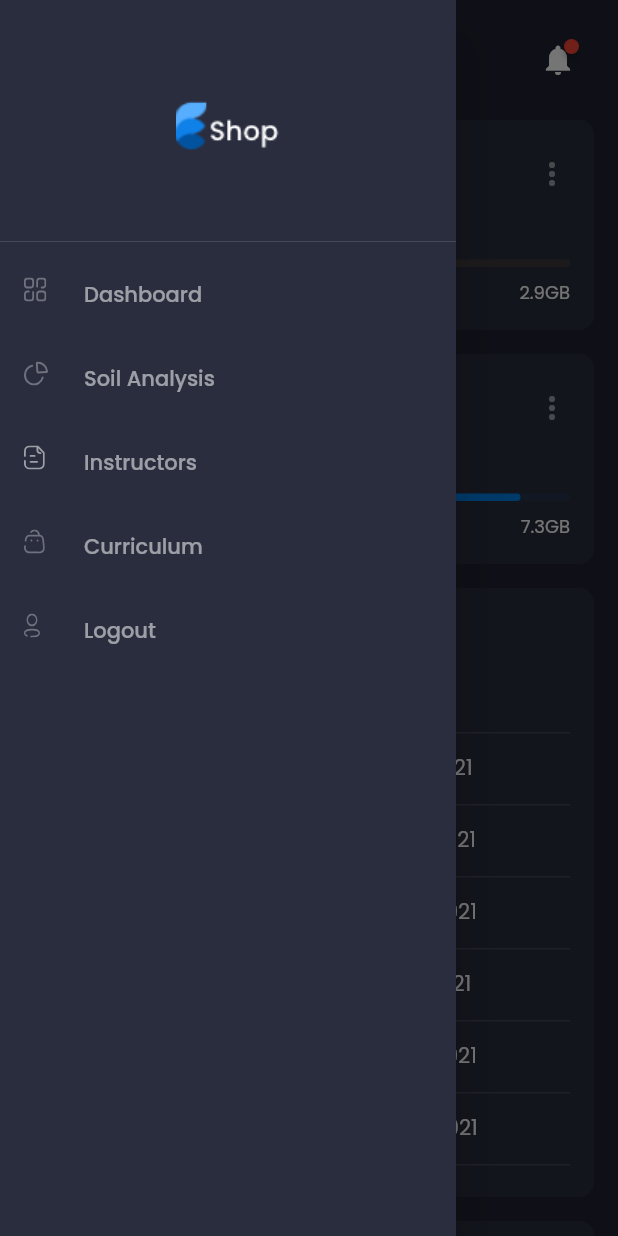
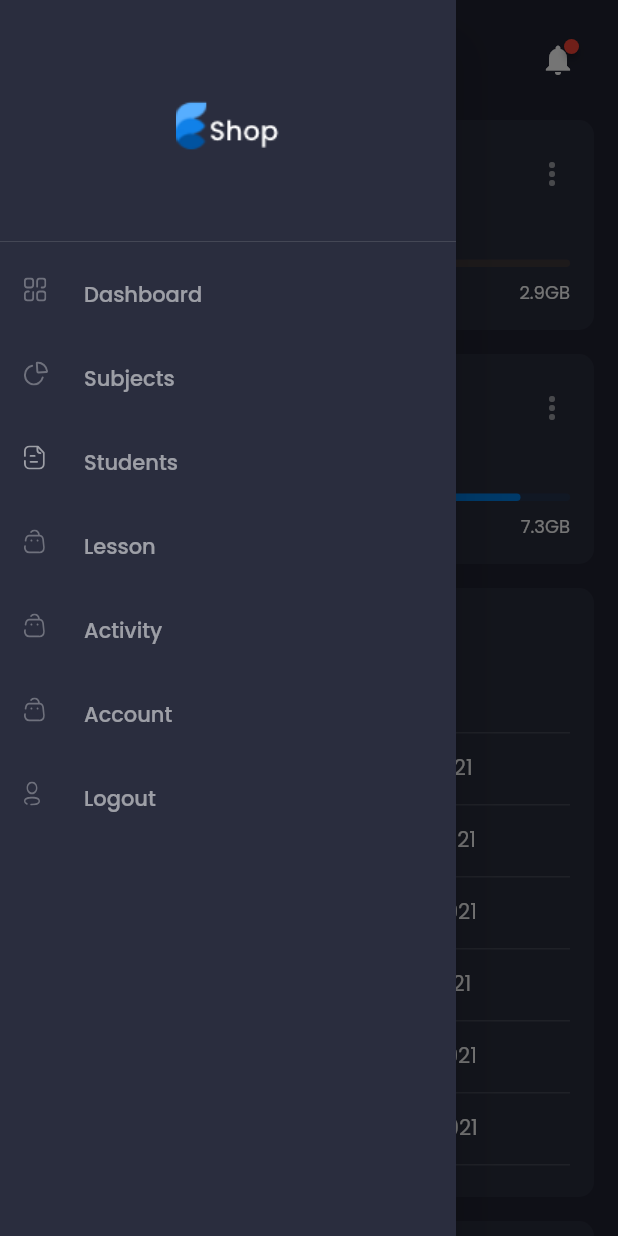
Before and after one commit to letsclode/fertilizer, a Flutter app: the screen it shows once a user with an empty profile is signed in, in the side drawer, after a tap on "Dashboard", on a phone screen of 412 x 824 dp. Run offline on Flutter 3.47's test engine with Material 2 defaults, Android fonts, the phone set to English and light mode, and no system bars; drawn by our look-alikes of badges, data_table_2; our stand-ins replace cloud_firestore, equatable, firebase_auth, firebase_core, firebase_messaging, fl_chart and 5 more; accounts and stored records are empty; generated files the repository leaves out were written again; project files that could hold a hidden picture were left out.

Commit message:
menu for routing

```diff
--- a/lib/src/design/screens/main/components/side_menu.dart
+++ b/lib/src/design/screens/main/components/side_menu.dart
@@ -1,9 +1,11 @@
 import 'package:flutter/material.dart';
 import 'package:flutter_riverpod/flutter_riverpod.dart';
 import 'package:flutter_svg/flutter_svg.dart';
+import 'package:go_router/go_router.dart';
 import 'package:starter_architecture_flutter_firebase/src/localization/string_hardcoded.dart';
 import 'package:starter_architecture_flutter_firebase/src/utils/async_value_ui.dart';
 import '../../../../features/authentication/presentation/account/account_screen_controller.dart';
+import '../../../../routing/app_router.dart';
 import '../../../../utils/alert_dialogs.dart';
 
 class SideMenu extends ConsumerWidget {
@@ -28,29 +30,39 @@ class SideMenu extends ConsumerWidget {
           DrawerListTile(
             title: "Dashboard",
             svgSrc: "assets/icons/menu_dashbord.svg",
-            press: () {},
+            press: () {
+              context.goNamed(AppRoute.jobs.name);
+            },
           ),
-          // DrawerListTile(
-          //   title: "Transaction",
-          //   svgSrc: "assets/icons/menu_tran.svg",
-          //   press: () {},
-          // ),
           DrawerListTile(
-            title: "Soil Analysis",
+            title: "Subjects",
             svgSrc: "assets/icons/menu_task.svg",
+            press: () {
+              context.goNamed(AppRoute.entries.name);
+            },
+          ),
+          DrawerListTile(
+            title: "Students",
+            svgSrc: "assets/icons/menu_doc.svg",
+            press: () {
+              context.goNamed(AppRoute.account.name);
+            },
+          ),
+          DrawerListTile(
+            title: "Lesson",
+            svgSrc: "assets/icons/menu_store.svg",
             press: () {},
           ),
           DrawerListTile(
-            title: "Instructors",
-            svgSrc: "assets/icons/menu_doc.svg",
+            title: "Activity",
+            svgSrc: "assets/icons/menu_store.svg",
             press: () {},
           ),
           DrawerListTile(
-            title: "Curriculum",
+            title: "Account",
             svgSrc: "assets/icons/menu_store.svg",
             press: () {},
           ),
-
           DrawerListTile(
             title: "Logout",
             svgSrc: "assets/icons/menu_profile.svg",
@@ -70,11 +82,6 @@ class SideMenu extends ConsumerWidget {
                     }
                   },
           ),
-          // DrawerListTile(
-          //   title: "Settings",
-          //   svgSrc: "assets/icons/menu_setting.svg",
-          //   press: () {},
-          // ),
         ],
       ),
     );
@@ -84,7 +91,6 @@ class SideMenu extends ConsumerWidget {
 class DrawerListTile extends StatelessWidget {
   const DrawerListTile({
     Key? key,
-    // For selecting those three line once press "Command+D"
     required this.title,
     required this.svgSrc,
     required this.press,
--- a/lib/src/design/screens/main/main_screen.dart
+++ b/lib/src/design/screens/main/main_screen.dart
@@ -4,7 +4,8 @@ import 'package:starter_architecture_flutter_firebase/src/design/screens/dashboa
 import 'components/side_menu.dart';
 
 class MainScreen extends StatelessWidget {
-  const MainScreen({super.key});
+  final Widget child;
+  const MainScreen({super.key, required this.child});
 
   @override
   Widget build(BuildContext context) {
@@ -23,10 +24,10 @@ class MainScreen extends StatelessWidget {
               // and it takes 1/6 part of the screen
               child: SideMenu(),
             ),
-          const Expanded(
+          Expanded(
             // It takes 5/6 part of the screen
             flex: 5,
-            child: DashboardScreen(),
+            child: child,
           ),
         ],
       ),
--- a/lib/src/routing/app_router.dart
+++ b/lib/src/routing/app_router.dart
@@ -1,5 +1,6 @@
 import 'package:flutter/material.dart';
 import 'package:flutter_riverpod/flutter_riverpod.dart';
+import 'package:starter_architecture_flutter_firebase/src/design/screens/dashboard/dashboard_screen.dart';
 import 'package:starter_architecture_flutter_firebase/src/design/screens/main/main_screen.dart';
 import 'package:starter_architecture_flutter_firebase/src/design/screens/welcome/welcome_page.dart';
 import 'package:starter_architecture_flutter_firebase/src/features/authentication/data/firebase_auth_repository.dart';
@@ -19,7 +20,6 @@ import 'package:starter_architecture_flutter_firebase/src/routing/scaffold_with_
 // private navigators
 final _rootNavigatorKey = GlobalKey<NavigatorState>();
 final _shellNavigatorKey = GlobalKey<NavigatorState>();
-final _adminNavigatorKey = GlobalKey<NavigatorState>();
 
 enum AppRoute {
   signIn,
@@ -84,14 +84,14 @@ final goRouterProvider = Provider<GoRouter>((ref) {
       ShellRoute(
         navigatorKey: _shellNavigatorKey,
         builder: (context, state, child) {
-          return ScaffoldWithBottomNavBar(child: child);
+          return MainScreen(child: child);
         },
         routes: [
           GoRoute(
             path: '/jobs',
             name: AppRoute.jobs.name,
             pageBuilder: (context, state) =>
-                NoTransitionPage(key: state.pageKey, child: const MainScreen()),
+                NoTransitionPage(key: state.pageKey, child: DashboardScreen()),
             routes: [
               GoRoute(
                 path: 'add',
--- a/lib/src/routing/scaffold_with_bottom_nav_bar.dart
+++ b/lib/src/routing/scaffold_with_bottom_nav_bar.dart
@@ -1,67 +1,64 @@
-import 'package:flutter/material.dart';
-import 'package:go_router/go_router.dart';
-import 'package:starter_architecture_flutter_firebase/src/routing/app_router.dart';
+// import 'package:flutter/material.dart';
+// import 'package:go_router/go_router.dart';
+// import 'package:starter_architecture_flutter_firebase/src/routing/app_router.dart';
 
-// This is a temporary implementation
-// TODO: Implement a better solution once this PR is merged:
-// https://github.com/flutter/packages/pull/2650
-class ScaffoldWithBottomNavBar extends StatefulWidget {
-  const ScaffoldWithBottomNavBar({Key? key, required this.child})
-      : super(key: key);
-  final Widget child;
+// class ScaffoldWithBottomNavBar extends StatefulWidget {
+//   const ScaffoldWithBottomNavBar({Key? key, required this.child})
+//       : super(key: key);
+//   final Widget child;
 
-  @override
-  State<ScaffoldWithBottomNavBar> createState() =>
-      _ScaffoldWithBottomNavBarState();
-}
+//   @override
+//   State<ScaffoldWithBottomNavBar> createState() =>
+//       _ScaffoldWithBottomNavBarState();
+// }
 
-class _ScaffoldWithBottomNavBarState extends State<ScaffoldWithBottomNavBar> {
-  // used for the currentIndex argument of BottomNavigationBar
-  int _selectedIndex = 0;
+// class _ScaffoldWithBottomNavBarState extends State<ScaffoldWithBottomNavBar> {
+//   // used for the currentIndex argument of BottomNavigationBar
+//   int _selectedIndex = 0;
 
-  void _tap(BuildContext context, int index) {
-    if (index == _selectedIndex) {
-      // If the tab hasn't changed, do nothing
-      return;
-    }
-    setState(() => _selectedIndex = index);
-    if (index == 0) {
-      // Note: this won't remember the previous state of the route
-      // More info here:
-      // https://github.com/flutter/flutter/issues/99124
-      context.goNamed(AppRoute.jobs.name);
-    } else if (index == 1) {
-      context.goNamed(AppRoute.entries.name);
-    } else if (index == 2) {
-      context.goNamed(AppRoute.account.name);
-    }
-  }
+//   void _tap(BuildContext context, int index) {
+//     if (index == _selectedIndex) {
+//       // If the tab hasn't changed, do nothing
+//       return;
+//     }
+//     setState(() => _selectedIndex = index);
+//     if (index == 0) {
+//       // Note: this won't remember the previous state of the route
+//       // More info here:
+//       // https://github.com/flutter/flutter/issues/99124
+//       context.goNamed(AppRoute.jobs.name);
+//     } else if (index == 1) {
+//       context.goNamed(AppRoute.entries.name);
+//     } else if (index == 2) {
+//       context.goNamed(AppRoute.account.name);
+//     }
+//   }
 
-  @override
-  Widget build(BuildContext context) {
-    return Scaffold(
-      body: widget.child,
-      //ToDO make use of this page for redirection
-      // bottomNavigationBar: BottomNavigationBar(
-      //   type: BottomNavigationBarType.fixed,
-      //   currentIndex: _selectedIndex,
-      //   items: [
-      //     // products
-      //     BottomNavigationBarItem(
-      //       icon: const Icon(Icons.work),
-      //       label: 'Jobs'.hardcoded,
-      //     ),
-      //     BottomNavigationBarItem(
-      //       icon: const Icon(Icons.view_headline),
-      //       label: 'Entries'.hardcoded,
-      //     ),
-      //     BottomNavigationBarItem(
-      //       icon: const Icon(Icons.person),
-      //       label: 'Account'.hardcoded,
-      //     ),
-      //   ],
-      //   onTap: (index) => _tap(context, index),
-      // ),
-    );
-  }
-}
+//   @override
+//   Widget build(BuildContext context) {
+//     return Scaffold(
+//       body: widget.child,
+//       //ToDO make use of this page for redirection
+//       // bottomNavigationBar: BottomNavigationBar(
+//       //   type: BottomNavigationBarType.fixed,
+//       //   currentIndex: _selectedIndex,
+//       //   items: [
+//       //     // products
+//       //     BottomNavigationBarItem(
+//       //       icon: const Icon(Icons.work),
+//       //       label: 'Jobs'.hardcoded,
+//       //     ),
+//       //     BottomNavigationBarItem(
+//       //       icon: const Icon(Icons.view_headline),
+//       //       label: 'Entries'.hardcoded,
+//       //     ),
+//       //     BottomNavigationBarItem(
+//       //       icon: const Icon(Icons.person),
+//       //       label: 'Account'.hardcoded,
+//       //     ),
+//       //   ],
+//       //   onTap: (index) => _tap(context, index),
+//       // ),
+//     );
+//   }
+// }
```
Also changed, not shown: lib/src/instructor/subject_page/subject_page.dart (added).
